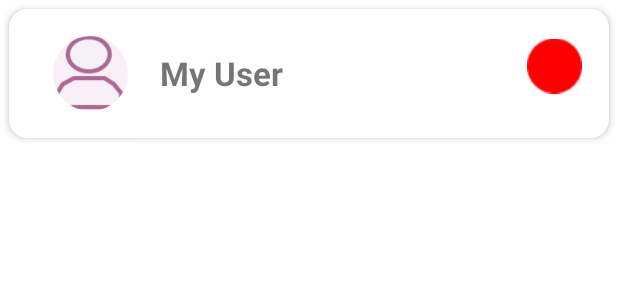
After one commit to awedday/GPSWhEre, an Android app: the layout card_layout.xml on its own in the app's theme, with its tools: preview values and no code run, on a phone screen of 412 x 824 dp. The commit adds this screen. Shown: the top 300 px of the screen. Run offline under Robolectric (Android 15) with nearby library versions, the phone set to English and light mode, and no system bars.

Commit message:
Вх,рег,место,гр,друзья

```diff
--- a/app/src/main/AndroidManifest.xml
+++ b/app/src/main/AndroidManifest.xml
@@ -18,6 +18,9 @@
         android:supportsRtl="true"
         android:theme="@style/Theme.GPSWhEre"
         tools:targetApi="31">
+        <activity
+            android:name=".MyCircleActivity"
+            android:exported="false" />
         <activity
             android:name=".JoinCircleActivity"
             android:exported="false" />
--- a/app/src/main/java/com/example/gpswhere/SideActivity.java
+++ b/app/src/main/java/com/example/gpswhere/SideActivity.java
@@ -186,7 +186,9 @@ public class SideActivity extends AppCompatActivity {
                 }
                 else if (id == R.id.nav_myCircle)
                 {
-
+                    Intent myIntent = new Intent(SideActivity.this,MyCircleActivity.class);
+                    startActivity(myIntent);
+                    finish();
                 }
 
                 drawerLayout.closeDrawer(GravityCompat.START);
--- /dev/null
+++ b/app/src/main/res/layout/card_layout.xml
@@ -0,0 +1,47 @@
+<?xml version="1.0" encoding="utf-8"?>
+<androidx.cardview.widget.CardView xmlns:android="http://schemas.android.com/apk/res/android"
+    xmlns:app="http://schemas.android.com/apk/res-auto"
+    android:layout_width="match_parent"
+    android:layout_height="wrap_content"
+    android:layout_margin="6dp"
+    app:cardElevation="3dp"
+    app:cardCornerRadius="12dp"
+    app:contentPadding="4dp"
+    android:foreground="?selectableItemBackground"
+    >
+
+    <LinearLayout
+        android:layout_width="match_parent"
+        android:layout_height="wrap_content"
+        android:orientation="vertical"
+        android:padding="14dp">
+        <LinearLayout
+            android:layout_width="match_parent"
+            android:layout_height="wrap_content"
+            android:weightSum="10"
+            android:orientation="horizontal">
+
+            <de.hdodenhof.circleimageview.CircleImageView
+                android:id="@+id/i11"
+                android:layout_width="0dp"
+                android:layout_height="50dp"
+                android:layout_weight="2"
+                android:src="@drawable/defaultprofile"/>
+            <TextView
+                android:layout_width="0dp"
+                android:layout_height="wrap_content"
+                android:layout_weight="7"
+                android:textSize="22sp"
+                android:textStyle="bold"
+                android:padding="10dp"
+                android:text="My User"
+                android:id="@+id/item_title"/>
+            <ImageView
+                android:layout_width="0dp"
+                android:layout_height="40dp"
+                android:layout_weight="1"
+                android:src="@drawable/red_offline"/>
+        </LinearLayout>
+    </LinearLayout>
+
+</androidx.cardview.widget.CardView>
```
Also changed, not shown: app/src/main/java/com/example/gpswhere/MembersAdapter.java (added, +81 -0 lines), app/src/main/java/com/example/gpswhere/MyCircleActivity.java (added, +91 -0 lines), app/src/main/res/layout/activity_my_circle.xml (added, +14 -0 lines), app/src/main/res/drawable/red_offline.png (added).
